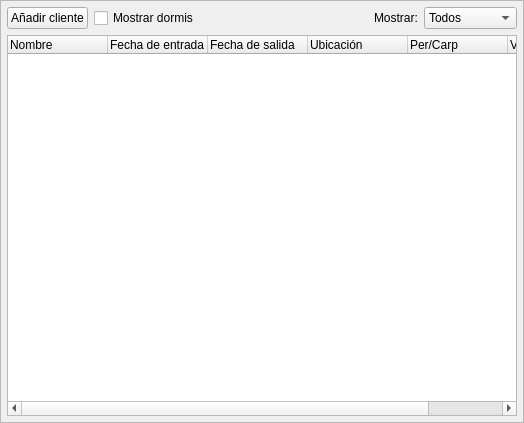
dnohales/camping, file FrameTents.ui: the form before one commit.
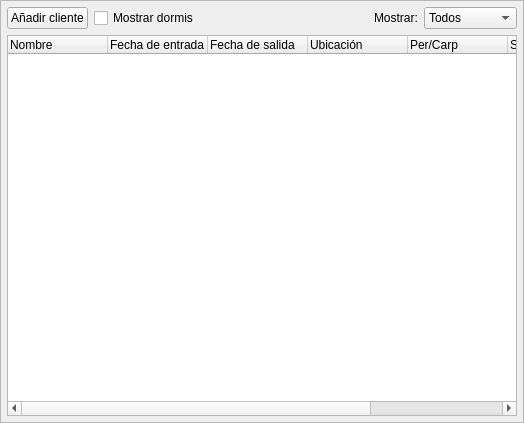
The form after the commit. Icons and pictures are not drawn.

Diff of the .ui file:
```diff
--- a/FrameTents.ui
+++ b/FrameTents.ui
@@ -124,6 +124,12 @@
      <property name="contextMenuPolicy">
       <enum>Qt::ActionsContextMenu</enum>
      </property>
+     <property name="styleSheet">
+      <string notr="true">QTreeWidget::item {
+	margin-top: 18px;
+	margin-right: 10px;
+}</string>
+     </property>
      <property name="alternatingRowColors">
       <bool>true</bool>
      </property>
@@ -158,6 +164,11 @@
        <string>Personas/Carpas</string>
       </property>
      </column>
+     <column>
+      <property name="text">
+       <string>Seña</string>
+      </property>
+     </column>
      <column>
       <property name="text">
        <string>Vehículos</string>
```
